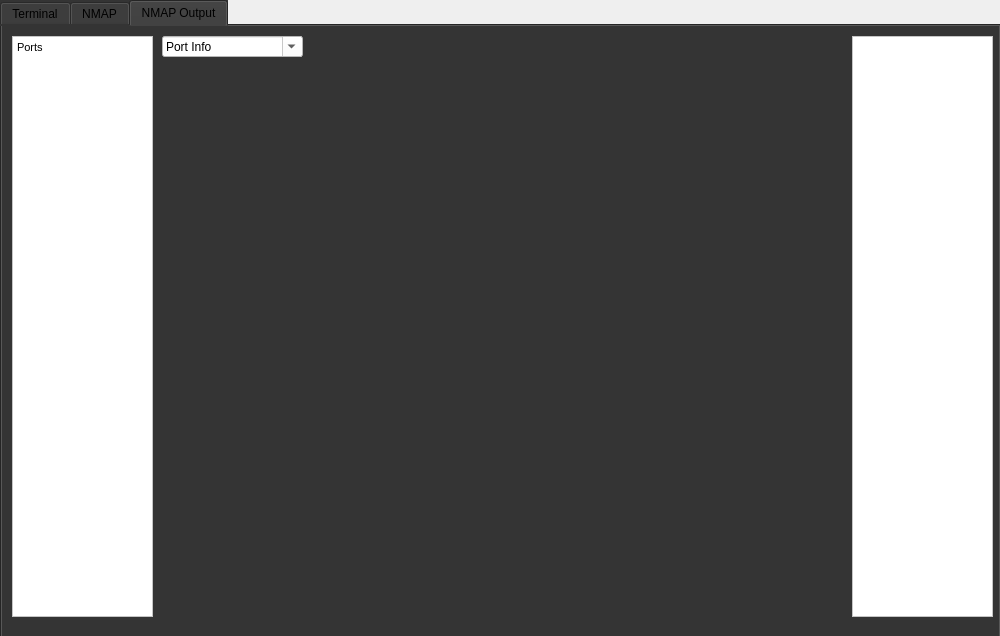
This is untitled.ui in aaroncf2008/unigui as Qt 5 draws it before an edit. The edited form follows.
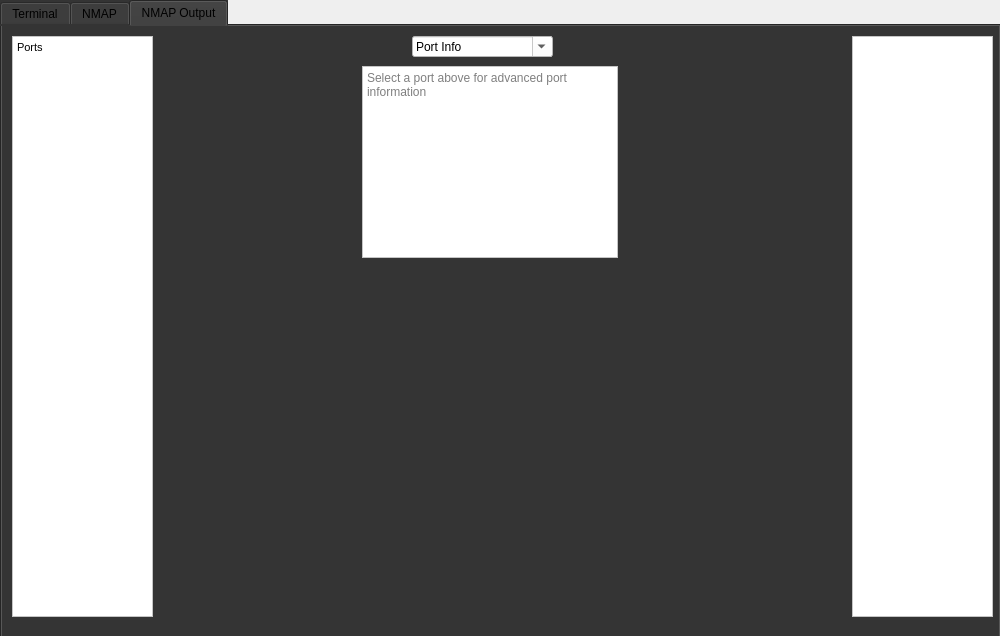
This is the edited form. The open tabs and pages were chosen to show the change.

```diff
--- a/untitled.ui
+++ b/untitled.ui
@@ -347,7 +347,7 @@
     <widget class="QComboBox" name="comboBox">
      <property name="geometry">
       <rect>
-       <x>160</x>
+       <x>410</x>
        <y>10</y>
        <width>141</width>
        <height>21</height>
@@ -368,6 +368,22 @@
       </property>
      </item>
     </widget>
+    <widget class="QTextBrowser" name="textBrowser">
+     <property name="geometry">
+      <rect>
+       <x>360</x>
+       <y>40</y>
+       <width>256</width>
+       <height>192</height>
+      </rect>
+     </property>
+     <property name="styleSheet">
+      <string notr="true">background-color: rgb(255, 255, 255);</string>
+     </property>
+     <property name="placeholderText">
+      <string>Select a port above for advanced port information</string>
+     </property>
+    </widget>
    </widget>
   </widget>
  </widget>
```
Left out of the diff: 4 changed lines with no effect on the pictures.
